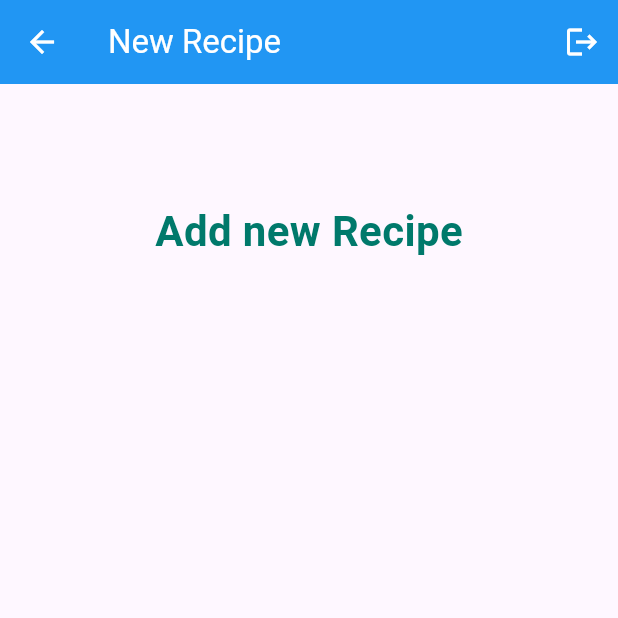
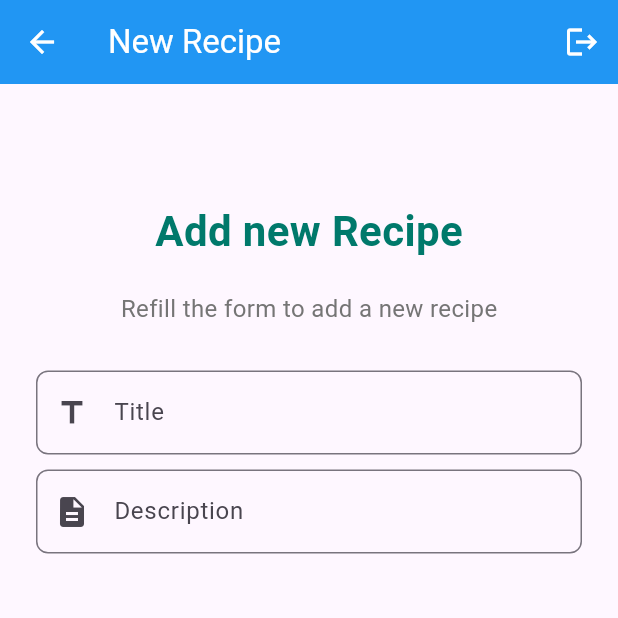
Before and after one commit to Andresas106/RecipeApp, a Flutter app: the NewRecipeScreen screen opened directly, on a phone screen of 412 x 824 dp, the top half of it. Run offline on Flutter 3.47's test engine with Material 3 defaults, Android fonts, the light colour scheme and no system bars; our stand-ins replace cloud_firestore, firebase_auth, firebase_core, google_sign_in; accounts and stored records are empty.

Commit message:
Started changes on add Recipe. Thinking on how to manage Ingredients

```diff
--- a/recipe_app/lib/controller/ingredientController.dart
+++ b/recipe_app/lib/controller/ingredientController.dart
@@ -22,4 +22,16 @@ class IngredientController {
 
     return ingredients;
   }
+
+  Future<List<Ingredient>> fetchIngredientsBySearch(String query) async {
+    var snapshot = await FirebaseFirestore.instance
+        .collection('ingredients')
+        .where('name', isGreaterThanOrEqualTo: query)
+        .where('name', isLessThanOrEqualTo: query + '\uf8ff')
+        .get();
+
+    return snapshot.docs.map((doc) {
+      return Ingredient.fromJson(doc.data());
+    }).toList();
+  }
 }
--- a/recipe_app/lib/controller/recipeController.dart
+++ b/recipe_app/lib/controller/recipeController.dart
@@ -11,7 +11,6 @@ class RecipeController {
     var rand = Random();
     return 'recipe_${DateTime.now().millisecondsSinceEpoch}_${rand.nextInt(1000)}';
   }
-
 
   Future<List<Recipe>> fetchRecipes() async {
     List<Recipe> recipes = [];
--- a/recipe_app/lib/main.dart
+++ b/recipe_app/lib/main.dart
@@ -9,7 +9,6 @@ Future<void> main() async {
   await Firebase.initializeApp(); // Inicializa Firebase
   runApp(MyApp());
 }
-
 
 class MyApp extends StatefulWidget {
   @override
--- a/recipe_app/lib/screens/NewRecipeScreen.dart
+++ b/recipe_app/lib/screens/NewRecipeScreen.dart
@@ -1,15 +1,27 @@
 import 'package:flutter/cupertino.dart';
 import 'package:flutter/material.dart';
+import 'package:recipe_app/model/ingredients.dart';
 import 'package:recipe_app/utils/authService.dart';
 
 import '../navigation/AppRouterDelegate.dart';
 
-class NewRecipeScreen extends StatelessWidget {
-  const NewRecipeScreen({super.key});
+
+
+class NewRecipeScreen extends StatefulWidget {
+  @override
+  _NewRecipeScreenState createState() => _NewRecipeScreenState();
+
+}
+
+class _NewRecipeScreenState extends State<NewRecipeScreen> {
+  final List<Ingredient> _selectedIngredients = [];
 
   @override
   Widget build(BuildContext context) {
-    AuthService _authService = AuthService();
+    final AuthService _authService = AuthService();
+    final TextEditingController titleControler = TextEditingController();
+    final TextEditingController descriptionControler = TextEditingController();
+
 
     return Scaffold(
       appBar: AppBar(
@@ -31,7 +43,32 @@ class NewRecipeScreen extends StatelessWidget {
               children: [
                 const SizedBox(height: 30,),
                 Text('Add new Recipe', style: TextStyle(fontSize: 28, fontWeight: FontWeight.bold, color: Colors.teal[700]),
-              )
+                ),
+                SizedBox(height: 20,),
+                Text('Refill the form to add a new recipe', style:  TextStyle(fontSize: 16, color: Colors.grey[600]),
+                ),
+                const SizedBox(height: 30,),
+                TextField(
+                  controller: titleControler,
+                  decoration: InputDecoration(
+                      labelText: 'Title',
+                      prefixIcon: Icon(Icons.title),
+                      border: OutlineInputBorder(
+                          borderRadius: BorderRadius.circular(8)
+                      )),
+                ),
+                SizedBox(height: 10,),
+                TextField(
+                  controller: descriptionControler,
+                  keyboardType: TextInputType.multiline,
+                  maxLines: null,
+                  decoration: InputDecoration(
+                      labelText: 'Description',
+                      prefixIcon: Icon(Icons.description),
+                      border: OutlineInputBorder(
+                          borderRadius: BorderRadius.circular(8)
+                      )),
+                ),
               ],
             ),
           )
@@ -41,4 +78,9 @@ class NewRecipeScreen extends StatelessWidget {
     );
   }
 
+
 }
+
+
+
+}
```
Lines whose indentation alone changed are shown as unchanged.
